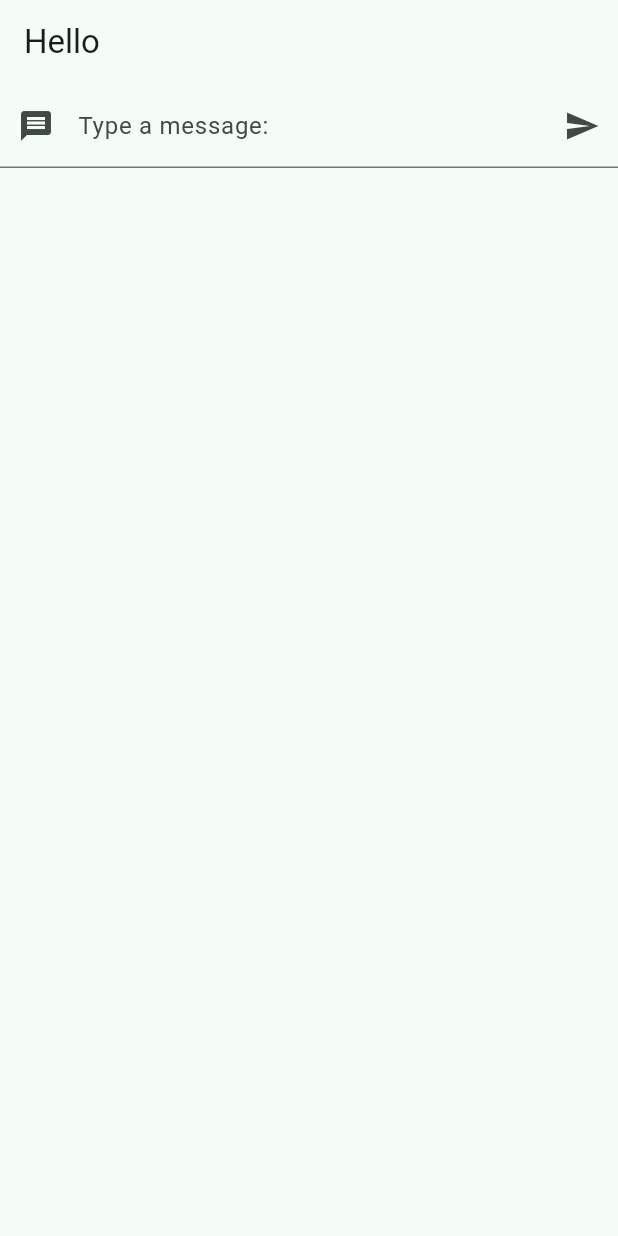
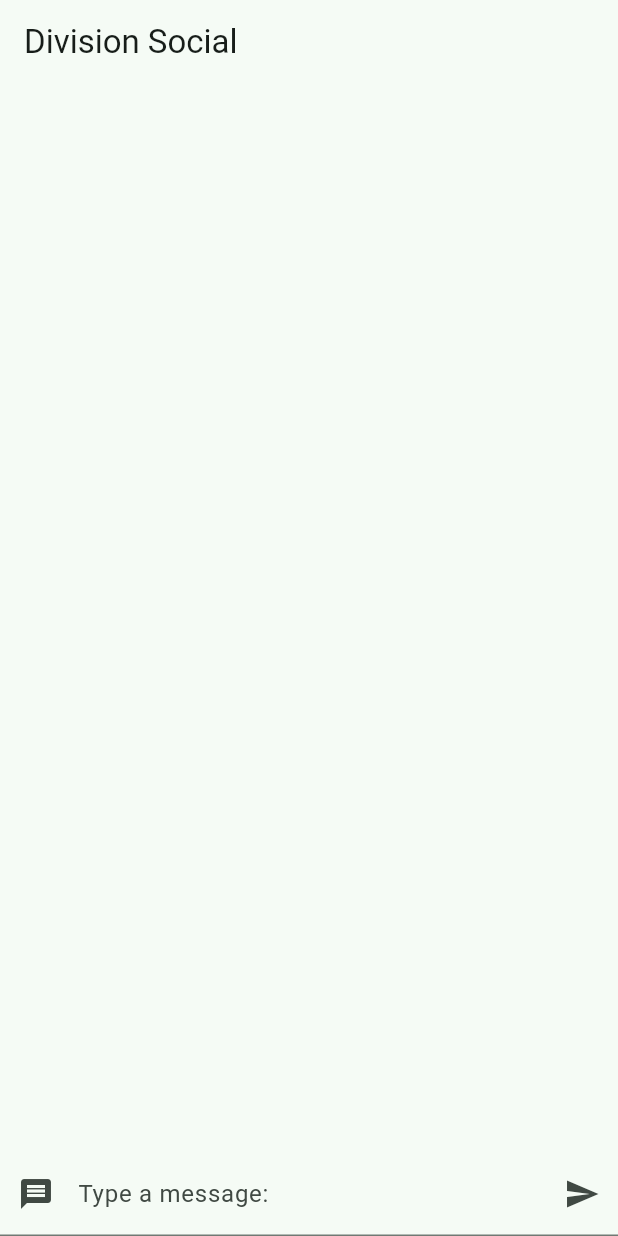
Before and after one commit to StamatisOrfanos/flutter-app, a Flutter app: the screen it shows after launch, on a phone screen of 412 x 824 dp. Run offline on Flutter 3.47's test engine with Material 3 defaults, Android fonts, the phone set to English and light mode, and no system bars.

Commit message:
Restructure the folder

```diff
--- a/flutter_application/lib/main.dart
+++ b/flutter_application/lib/main.dart
@@ -1,4 +1,5 @@
 import 'package:flutter/material.dart';
+import 'myHomePage.dart';
 
 void main() {
   runApp(const MyApp());
@@ -11,74 +12,12 @@ class MyApp extends StatelessWidget {
   @override
   Widget build(BuildContext context) {
     return MaterialApp(
-      title: 'Basic Social Media App',
+      title: 'Division Social',
       theme: ThemeData(
         colorScheme: ColorScheme.fromSeed(seedColor: const Color.fromARGB(255, 114, 113, 112)),
         useMaterial3: true,
       ),
-      home: MyHomePage(),
+      home: const MyHomePage(),
     );
   }
 }
-
-
-
-class MyHomePage extends StatefulWidget {
-  const MyHomePage({super.key});
-
-  @override
-  State<MyHomePage> createState() => _MyHomePageState();
-}
-
-class _MyHomePageState extends State<MyHomePage> {
-  String text = "";
-
-  @override
-  Widget build(BuildContext context) {
-    return Scaffold(
-      appBar: AppBar(title: Text("Hello")),
-      body: Column(
-        children: [TextInputWidget(), Text(this.text)],
-        )
-      );
-  }
-
-}
-
-
-class TextInputWidget extends StatefulWidget {
-  const TextInputWidget({super.key});
-
-  @override
-  State<TextInputWidget> createState() => _TextInputWidgetState();
-}
-
-class _TextInputWidgetState extends State<TextInputWidget> {
-  final controller = TextEditingController();
-
-  @override
-  void dispose() {
-    super.dispose();
-    controller.dispose();
-  }
-
-  // Callback to get the value from the text of this widget.
-  // TextInputWidget() -> class TextInputWidget extends StatefulWidget -> class _TextInputWidgetState extends State<TextInputWidget>
-  void click() {
-
-  }
-
-  @override
-  Widget build(BuildContext context) {
-    return TextField(
-          controller: controller,
-          decoration: InputDecoration(
-            prefixIcon: Icon(Icons.message),
-            labelText: "Type a message:",
-            suffixIcon: IconButton(
-              icon: Icon(Icons.send), splashColor: Colors.blue, tooltip: "Send Massage", onPressed: click,
-              )
-            ),
-          );
-  }
-}
--- /dev/null
+++ b/flutter_application/lib/myHomePage.dart
@@ -0,0 +1,37 @@
+import 'package:flutter/material.dart';
+import 'post.dart';
+import 'postList.dart';
+import 'textInputWidget.dart';
+
+
+class MyHomePage extends StatefulWidget {
+  const MyHomePage({super.key});
+
+  @override
+  State<MyHomePage> createState() => _MyHomePageState();
+}
+
+class _MyHomePageState extends State<MyHomePage> {
+  List<Post> posts = [];
+
+  void newPost(String text) {
+    setState(()
+    {
+      posts.add(Post(text, "Stamatis"));
+    }
+    );
+  }
+
+  @override
+  Widget build(BuildContext context) {
+    return Scaffold(
+      appBar: AppBar(title: const Text("Division Social")),
+      body: Column(
+        children: [
+          Expanded(child: PostList(posts)),
+          TextInputWidget(newPost)
+          ],
+        )
+      );
+  }
+}
--- /dev/null
+++ b/flutter_application/lib/post.dart
@@ -0,0 +1,30 @@
+
+
+class Post {
+  String body;
+  String author;
+  int likes = 0;
+  int dislikes = 0;
+  bool userLiked = false;
+  bool userDisliked = false;
+
+  Post(this.body, this.author);
+
+  void hasLikedPost() {
+    likes = userLiked ? likes -=1 : likes +=1;
+    if (userDisliked) {
+      dislikes -= 1;
+      userDisliked = false;
+    }
+    userLiked = !userLiked;
+  }
+
+  void hasDislikedPost() {
+    dislikes = userDisliked ? dislikes -=1 : dislikes +=1;
+    if (userLiked) {
+      likes -= 1;
+      userLiked = false;
+    }
+    userDisliked = !userDisliked;
+  }
+}
--- /dev/null
+++ b/flutter_application/lib/textInputWidget.dart
@@ -0,0 +1,42 @@
+import 'package:flutter/material.dart';
+
+
+class TextInputWidget extends StatefulWidget {
+  final Function(String) callback;
+  const TextInputWidget(this.callback, {super.key});
+
+  @override
+  State<TextInputWidget> createState() => _TextInputWidgetState();
+}
+
+class _TextInputWidgetState extends State<TextInputWidget> {
+  final controller = TextEditingController();
+
+  @override
+  void dispose() {
+    super.dispose();
+    controller.dispose();
+  }
+
+  // Callback to get the value from the text of this widget.
+  // TextInputWidget() -> class TextInputWidget extends StatefulWidget -> class _TextInputWidgetState extends State<TextInputWidget>
+  void click() {
+    widget.callback(controller.text);
+    controller.clear();
+    FocusScope.of(context).unfocus();
+  }
+
+  @override
+  Widget build(BuildContext context) {
+    return TextField(
+          controller: controller,
+          decoration: InputDecoration(
+            prefixIcon: const Icon(Icons.message),
+            labelText: "Type a message:",
+            suffixIcon: IconButton(
+              icon: const Icon(Icons.send), splashColor: Colors.blue, tooltip: "Send Massage", onPressed: click,
+              )
+            ),
+          );
+  }
+}
--- /dev/null
+++ b/flutter_application/text.txt
@@ -0,0 +1,6 @@
+
+
+
+
+ The Health team registers the partner application information including an application package name and signature (sha256),
+ with an available data type scope in the Samsung system.
```
Also changed, not shown: flutter_application/lib/postList.dart (added, +80 -0 lines).
